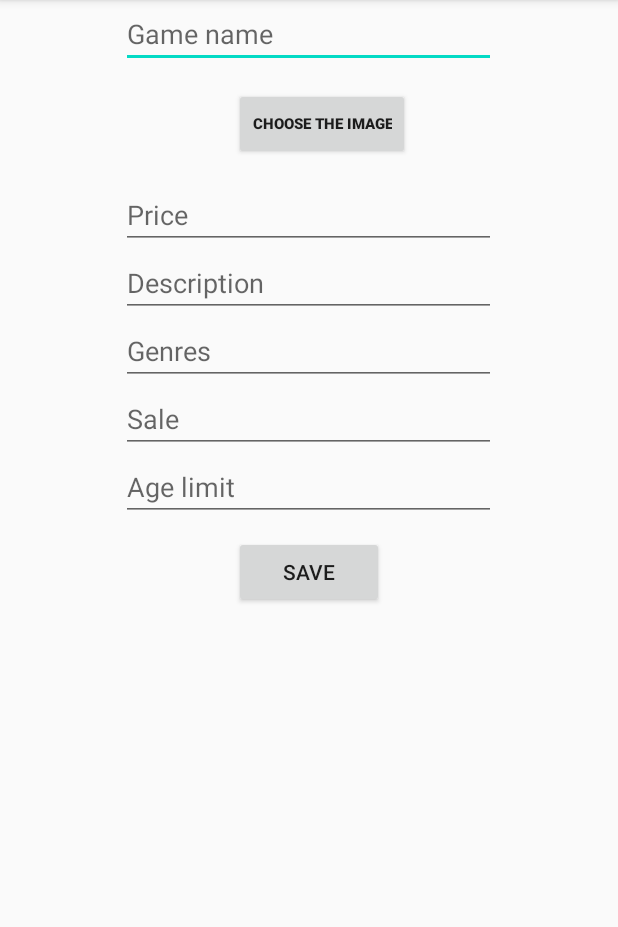
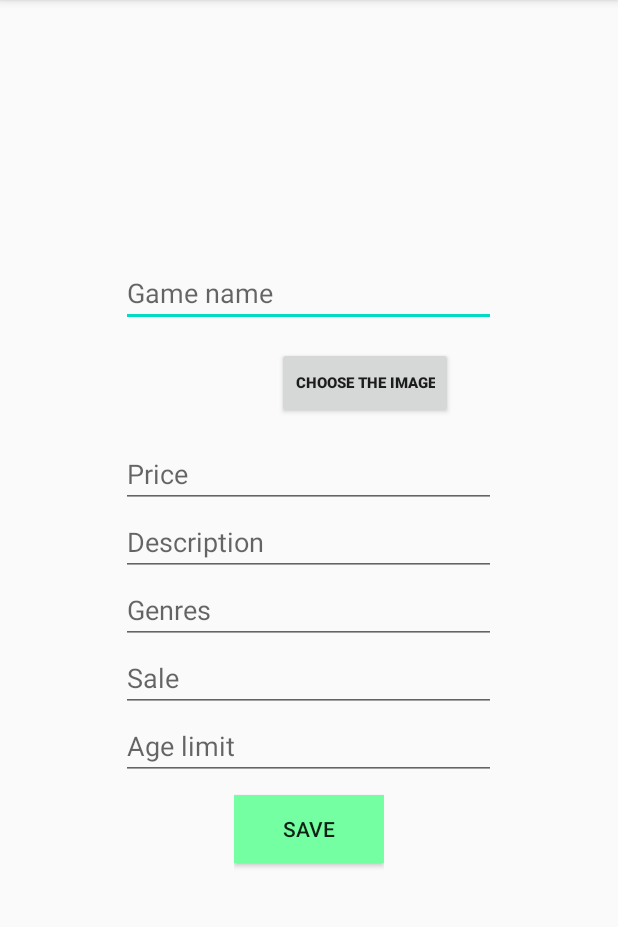
Before and after one commit to chummy-ch/GameShop, an Android app: the GamesDBHelperActivity screen opened directly, with no data from a screen before it, on a phone screen of 412 x 824 dp, the part 84-1011 px from its top. Run offline under Robolectric (Android 15) with nearby library versions, the phone set to English and light mode, and no system bars.

Commit message:
bug fix and ui optimiztion

```diff
--- a/app/src/main/java/com/example/gameshop/GamesDBHelperActivity.java
+++ b/app/src/main/java/com/example/gameshop/GamesDBHelperActivity.java
@@ -77,12 +77,13 @@ public class GamesDBHelperActivity extends AppCompatActivity {
         sale.setText(String.valueOf(game.sale));
         age.setText(String.valueOf(game.ageLimit));
         File folder = context.getExternalFilesDir("images");
-        File imageFile = new File(folder.getPath() + "/" + game.image);
-        if(imageFile.exists()){
-            Glide.with(context).load(imageFile).into(image);
+        String img = game.image.substring(game.image.lastIndexOf('/') + 1);
+        File image = new File(folder.getPath() + "/" + img);
+        if(image.exists()){
+            Glide.with(context).load(image).into(this.image);
         }
         genres.setText(game.genres);
-        imageUri = game.image;
+        imageUri = image.getPath();
     }
 
     public void ChooseImage(View view){
@@ -209,7 +210,7 @@ public class GamesDBHelperActivity extends AppCompatActivity {
         ContentValues cv = new ContentValues();
         GamesDB gamesDB = new GamesDB(this, this);
         SQLiteDatabase db = gamesDB.getWritableDatabase();
-        Cursor c = db.rawQuery("select * from users;", null);
+        Cursor c = db.rawQuery("select * from games;", null);
 /*
         Cursor c = db.query("games", null, null, null, null, null, null);
 */
--- a/app/src/main/res/layout/activity_add_game.xml
+++ b/app/src/main/res/layout/activity_add_game.xml
@@ -1,20 +1,12 @@
 <?xml version="1.0" encoding="utf-8"?>
-<androidx.constraintlayout.widget.ConstraintLayout xmlns:android="http://schemas.android.com/apk/res/android"
+<LinearLayout xmlns:android="http://schemas.android.com/apk/res/android"
     xmlns:app="http://schemas.android.com/apk/res-auto"
     xmlns:tools="http://schemas.android.com/tools"
     android:layout_width="match_parent"
     android:layout_height="match_parent"
+    android:orientation="vertical"
+    android:gravity="center"
     tools:context=".GamesDBHelperActivity">
-
-    <androidx.core.widget.NestedScrollView
-        android:layout_width="match_parent"
-        android:layout_height="match_parent">
-
-        <LinearLayout
-            android:layout_width="match_parent"
-            android:layout_height="match_parent"
-            android:orientation="vertical"
-            android:gravity="center">
 
             <EditText
                 android:id="@+id/gameName"
@@ -22,12 +14,12 @@
                 android:layout_height="wrap_content"
                 android:inputType="text"
                 android:hint="Game name"
-                android:layout_weight="0.1"/>
-
+                android:autofillHints="name" />
 
             <LinearLayout
                 android:layout_width="250dp"
                 android:layout_height="75dp"
+                android:gravity="center"
                 android:orientation="horizontal">
 
                 <ImageView
@@ -35,7 +27,7 @@
                     android:layout_width="55dp"
                     android:layout_height="55dp"
                     android:adjustViewBounds="true"
-                    android:layout_gravity="center"/>
+                    android:layout_gravity="center" />
 
                 <Button
                     android:id="@+id/chooseImage"
@@ -44,7 +36,7 @@
                     android:layout_height="wrap_content"
                     android:textStyle="bold"
                     android:textSize="10sp"
-                    android:layout_marginLeft="20dp"
+                    android:layout_marginStart="20dp"
                     android:layout_gravity="center"
                     android:text="Choose the image"/>
 
@@ -56,39 +48,35 @@
                 android:inputType="number"
                 android:layout_height="wrap_content"
                 android:hint="Price"
-                android:layout_weight="0.1"/>
+                android:importantForAutofill="no" />
 
             <EditText
                 android:id="@+id/desc"
                 android:layout_width="250dp"
                 android:inputType="text"
                 android:layout_height="wrap_content"
-                android:hint="Description"
-                android:layout_weight="0.1"/>
+                android:hint="Description"/>
 
             <EditText
                 android:id="@+id/genres"
                 android:layout_width="250dp"
                 android:inputType="text"
                 android:layout_height="wrap_content"
-                android:hint="Genres"
-                android:layout_weight="0.1"/>
+                android:hint="Genres"/>
 
             <EditText
                 android:id="@+id/sale"
                 android:layout_width="250dp"
                 android:inputType="number"
                 android:layout_height="wrap_content"
-                android:hint="Sale"
-                android:layout_weight="0.1"/>
+                android:hint="Sale"/>
 
             <EditText
                 android:id="@+id/ageLimit"
                 android:layout_width="250dp"
                 android:layout_height="wrap_content"
                 android:hint="Age limit"
-                android:inputType="number"
-                android:layout_weight="0.1"/>
+                android:inputType="number"/>
 
             <LinearLayout
                 android:layout_width="wrap_content"
@@ -98,28 +86,23 @@
                 <Button
                     android:id="@+id/removeGame"
                     android:layout_width="100dp"
-                    android:layout_height="wrap_content"
+                    android:layout_height="45dp"
                     android:text="Remove"
+                    android:visibility="gone"
                     android:onClick="RemoveGame"
                     android:background="#FF7481"
-                    android:visibility="gone"
-                    android:layout_weight="0"
                     android:layout_marginBottom="20dp"
                     android:layout_marginTop="10dp"/>
 
                 <Button
                     android:id="@+id/saveGame"
                     android:layout_width="100dp"
-                    android:layout_height="wrap_content"
+                    android:layout_height="45dp"
                     android:text="Save"
-                    android:layout_weight="0"
+                    android:background="#74FFA2"
                     android:layout_marginBottom="20dp"
                     android:layout_marginTop="10dp"/>
 
             </LinearLayout>
 
-        </LinearLayout>
-
-    </androidx.core.widget.NestedScrollView>
-
-</androidx.constraintlayout.widget.ConstraintLayout>
+</LinearLayout>
```
